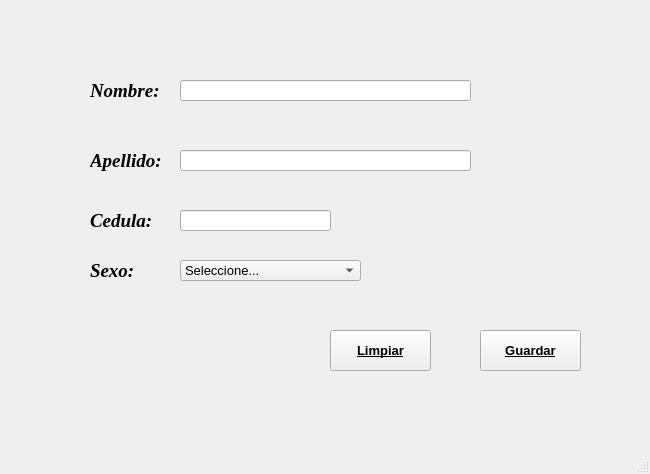
Old version of the form GUI2/UI/MenuNombreApellido.ui in the repository carlasup777-beep/Servicio-personas.
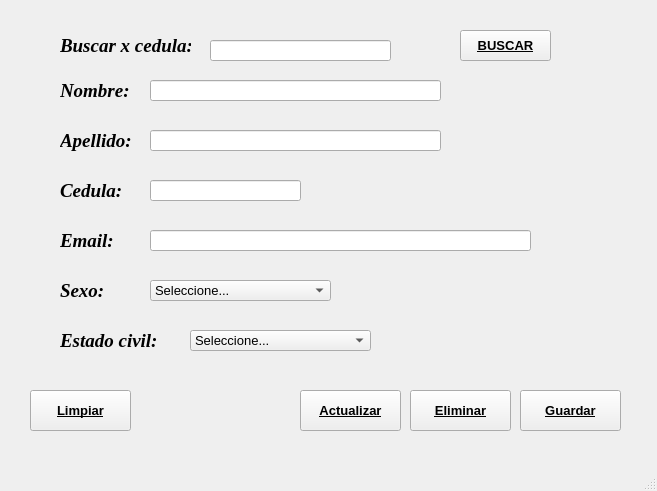
New version of the form.

Diff of the .ui file:
```diff
--- a/GUI2/UI/MenuNombreApellido.ui
+++ b/GUI2/UI/MenuNombreApellido.ui
@@ -6,8 +6,8 @@
    <rect>
     <x>0</x>
     <y>0</y>
-    <width>650</width>
-    <height>474</height>
+    <width>657</width>
+    <height>491</height>
    </rect>
   </property>
   <property name="font">
@@ -22,7 +22,7 @@
    <widget class="QLabel" name="lblNombre">
     <property name="geometry">
      <rect>
-      <x>90</x>
+      <x>60</x>
       <y>80</y>
       <width>69</width>
       <height>22</height>
@@ -44,8 +44,8 @@
    <widget class="QLabel" name="lblApellido">
     <property name="geometry">
      <rect>
-      <x>90</x>
-      <y>150</y>
+      <x>60</x>
+      <y>130</y>
       <width>74</width>
       <height>22</height>
      </rect>
@@ -66,7 +66,7 @@
    <widget class="QLineEdit" name="txtNombre">
     <property name="geometry">
      <rect>
-      <x>180</x>
+      <x>150</x>
       <y>80</y>
       <width>291</width>
       <height>21</height>
@@ -79,8 +79,8 @@
    <widget class="QLineEdit" name="txtApellido">
     <property name="geometry">
      <rect>
-      <x>180</x>
-      <y>150</y>
+      <x>150</x>
+      <y>130</y>
       <width>291</width>
       <height>21</height>
      </rect>
@@ -97,8 +97,8 @@
    <widget class="QPushButton" name="btnGuardar">
     <property name="geometry">
      <rect>
-      <x>480</x>
-      <y>330</y>
+      <x>520</x>
+      <y>390</y>
       <width>101</width>
       <height>41</height>
      </rect>
@@ -118,8 +118,8 @@
    <widget class="QLineEdit" name="txtCedula">
     <property name="geometry">
      <rect>
-      <x>180</x>
-      <y>210</y>
+      <x>150</x>
+      <y>180</y>
       <width>151</width>
       <height>21</height>
      </rect>
@@ -136,8 +136,8 @@
    <widget class="QLabel" name="lblApellido_2">
     <property name="geometry">
      <rect>
-      <x>90</x>
-      <y>210</y>
+      <x>60</x>
+      <y>180</y>
       <width>74</width>
       <height>22</height>
      </rect>
@@ -158,8 +158,8 @@
    <widget class="QPushButton" name="btnLimpiar">
     <property name="geometry">
      <rect>
-      <x>330</x>
-      <y>330</y>
+      <x>30</x>
+      <y>390</y>
       <width>101</width>
       <height>41</height>
      </rect>
@@ -179,8 +179,8 @@
    <widget class="QComboBox" name="cbSexo">
     <property name="geometry">
      <rect>
-      <x>180</x>
-      <y>260</y>
+      <x>150</x>
+      <y>280</y>
       <width>181</width>
       <height>21</height>
      </rect>
@@ -209,8 +209,8 @@
    <widget class="QLabel" name="lblSexo">
     <property name="geometry">
      <rect>
-      <x>90</x>
-      <y>260</y>
+      <x>60</x>
+      <y>280</y>
       <width>74</width>
       <height>22</height>
      </rect>
@@ -228,6 +228,201 @@
      <string>Sexo:</string>
     </property>
    </widget>
+   <widget class="QLineEdit" name="txtCedula_Buscar">
+    <property name="geometry">
+     <rect>
+      <x>210</x>
+      <y>40</y>
+      <width>181</width>
+      <height>21</height>
+     </rect>
+    </property>
+    <property name="font">
+     <font>
+      <pointsize>10</pointsize>
+     </font>
+    </property>
+    <property name="maxLength">
+     <number>10</number>
+    </property>
+   </widget>
+   <widget class="QLabel" name="lblBuscarPorCedula">
+    <property name="geometry">
+     <rect>
+      <x>60</x>
+      <y>30</y>
+      <width>131</width>
+      <height>31</height>
+     </rect>
+    </property>
+    <property name="font">
+     <font>
+      <family>Times New Roman</family>
+      <pointsize>14</pointsize>
+      <weight>75</weight>
+      <italic>true</italic>
+      <bold>true</bold>
+     </font>
+    </property>
+    <property name="text">
+     <string>Buscar x cedula:</string>
+    </property>
+   </widget>
+   <widget class="QPushButton" name="btnBuscar">
+    <property name="geometry">
+     <rect>
+      <x>460</x>
+      <y>30</y>
+      <width>91</width>
+      <height>31</height>
+     </rect>
+    </property>
+    <property name="font">
+     <font>
+      <pointsize>10</pointsize>
+      <weight>75</weight>
+      <bold>true</bold>
+      <underline>true</underline>
+     </font>
+    </property>
+    <property name="text">
+     <string>BUSCAR</string>
+    </property>
+   </widget>
+   <widget class="QLineEdit" name="txtEmail">
+    <property name="geometry">
+     <rect>
+      <x>150</x>
+      <y>230</y>
+      <width>381</width>
+      <height>21</height>
+     </rect>
+    </property>
+    <property name="font">
+     <font>
+      <pointsize>10</pointsize>
+     </font>
+    </property>
+    <property name="maxLength">
+     <number>40</number>
+    </property>
+   </widget>
+   <widget class="QLabel" name="lblApellido_3">
+    <property name="geometry">
+     <rect>
+      <x>60</x>
+      <y>230</y>
+      <width>74</width>
+      <height>22</height>
+     </rect>
+    </property>
+    <property name="font">
+     <font>
+      <family>Times New Roman</family>
+      <pointsize>14</pointsize>
+      <weight>75</weight>
+      <italic>true</italic>
+      <bold>true</bold>
+     </font>
+    </property>
+    <property name="text">
+     <string>Email:</string>
+    </property>
+   </widget>
+   <widget class="QComboBox" name="cbEstado">
+    <property name="geometry">
+     <rect>
+      <x>190</x>
+      <y>330</y>
+      <width>181</width>
+      <height>21</height>
+     </rect>
+    </property>
+    <item>
+     <property name="text">
+      <string>Seleccione...</string>
+     </property>
+    </item>
+    <item>
+     <property name="text">
+      <string>Soltero</string>
+     </property>
+    </item>
+    <item>
+     <property name="text">
+      <string>Casado</string>
+     </property>
+    </item>
+    <item>
+     <property name="text">
+      <string>Divorciado</string>
+     </property>
+    </item>
+   </widget>
+   <widget class="QLabel" name="lblEstado">
+    <property name="geometry">
+     <rect>
+      <x>60</x>
+      <y>330</y>
+      <width>121</width>
+      <height>22</height>
+     </rect>
+    </property>
+    <property name="font">
+     <font>
+      <family>Times New Roman</family>
+      <pointsize>14</pointsize>
+      <weight>75</weight>
+      <italic>true</italic>
+      <bold>true</bold>
+     </font>
+    </property>
+    <property name="text">
+     <string>Estado civil:</string>
+    </property>
+   </widget>
+   <widget class="QPushButton" name="btnEliminar">
+    <property name="geometry">
+     <rect>
+      <x>410</x>
+      <y>390</y>
+      <width>101</width>
+      <height>41</height>
+     </rect>
+    </property>
+    <property name="font">
+     <font>
+      <pointsize>10</pointsize>
+      <weight>75</weight>
+      <bold>true</bold>
+      <underline>true</underline>
+     </font>
+    </property>
+    <property name="text">
+     <string>Eliminar</string>
+    </property>
+   </widget>
+   <widget class="QPushButton" name="btnActualizar">
+    <property name="geometry">
+     <rect>
+      <x>300</x>
+      <y>390</y>
+      <width>101</width>
+      <height>41</height>
+     </rect>
+    </property>
+    <property name="font">
+     <font>
+      <pointsize>10</pointsize>
+      <weight>75</weight>
+      <bold>true</bold>
+      <underline>true</underline>
+     </font>
+    </property>
+    <property name="text">
+     <string>Actualizar</string>
+    </property>
+   </widget>
   </widget>
   <widget class="QMenuBar" name="menubar">
    <property name="geometry">
```
Left out of the diff: 2 changed lines with no effect on the pictures.
